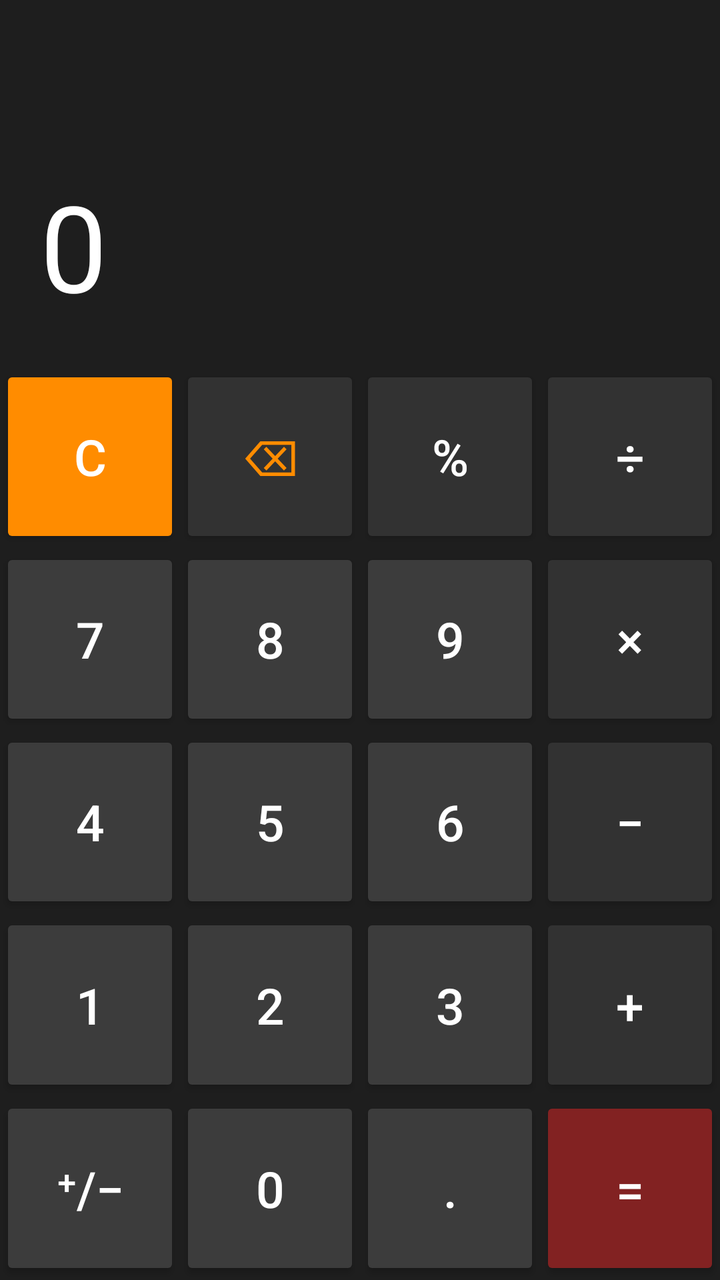
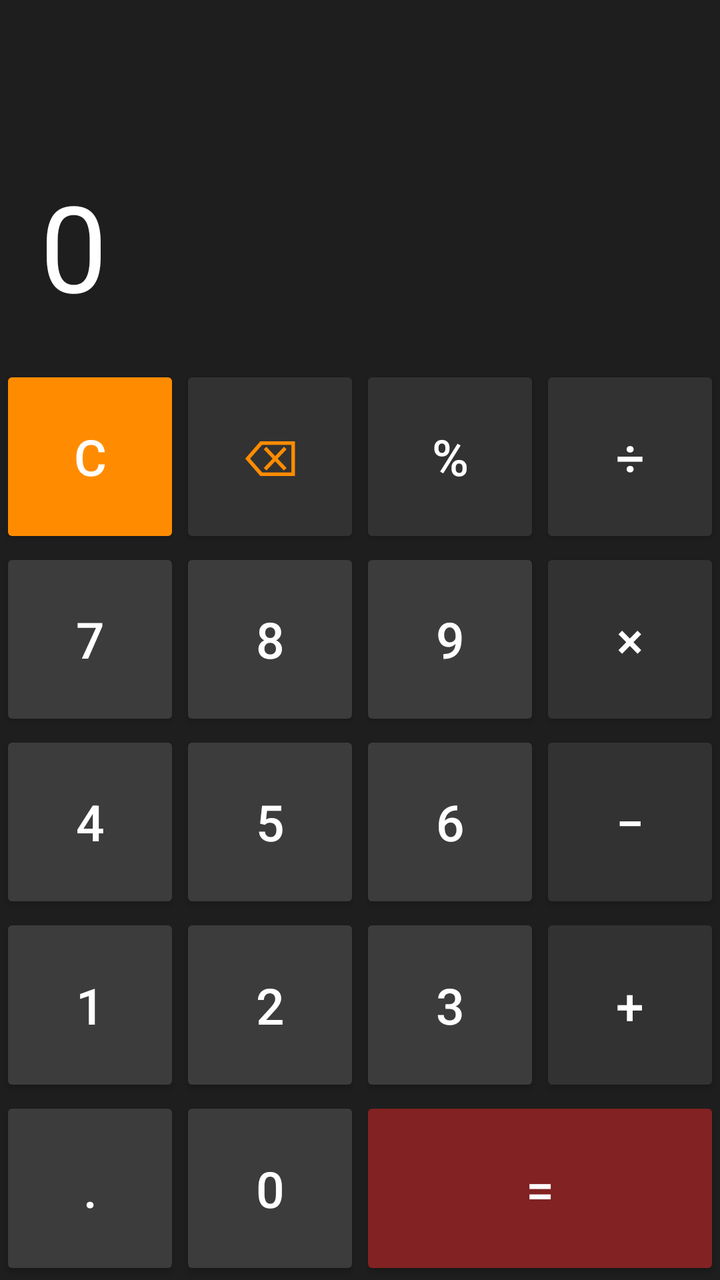

An Android layout rendered at two revisions. The XML below is the earlier revision; the diff shows what the commit changed to produce the second picture.
<!-- AndroidManifest.xml: application theme Theme.SimpleCalculatorNew -->
<!-- res/layout/activity_main.xml -->
<?xml version="1.0" encoding="utf-8"?>
<LinearLayout
    xmlns:android="http://schemas.android.com/apk/res/android"
    xmlns:app="http://schemas.android.com/apk/res-auto"
    xmlns:tools="http://schemas.android.com/tools"
    android:layout_width="match_parent"
    android:layout_height="match_parent"
    android:orientation="vertical"
    android:background="@color/darkGrey"
    tools:context=".MainActivity">

    <androidx.constraintlayout.widget.ConstraintLayout
        android:layout_width="match_parent"
        android:layout_height="0dp"
        android:layout_weight="2"
        android:padding="20dp">

        <TextView
            android:id="@+id/workings"
            android:layout_width="match_parent"
            android:layout_height="wrap_content"
            android:lines="2"
            android:maxLines="2"
            android:textAlignment="textEnd"
            android:textColor="@color/white"
            android:letterSpacing="0.075"
            android:textSize="30sp"
            android:text=""
            app:layout_constraintBottom_toTopOf="@id/results"
            app:layout_constraintLeft_toLeftOf="parent"
            app:layout_constraintRight_toRightOf="parent"
            app:layout_constraintTop_toTopOf="parent"/>

        <TextView
            android:id="@+id/results"
            android:layout_width="match_parent"
            android:layout_height="wrap_content"
            android:lines="1"
            android:maxLines="1"
            android:textAlignment="textEnd"
            android:textColor="@color/white"
            android:textSize="60sp"
            android:text="0"
            app:layout_constraintBottom_toBottomOf="parent"
            app:layout_constraintLeft_toLeftOf="parent"
            app:layout_constraintRight_toRightOf="parent"/>

    </androidx.constraintlayout.widget.ConstraintLayout>

    <LinearLayout
        style="@style/buttonRow">

        <Button
            style="@style/buttonOperator"
            android:backgroundTint="@color/secondaryAccent"
            android:text="C"
            android:onClick="clearAction"/>

        <Button
            style="@style/buttonOperator"
            android:textColor="@color/secondaryAccent"
            android:text="⌫"
            android:onClick="deleteAction"/>

        <Button
            style="@style/buttonOperator"
            android:text="%"/>

        <Button
            style="@style/buttonOperator"
            android:text="÷"/>

    </LinearLayout>

    <LinearLayout
        style="@style/buttonRow">

        <Button
            style="@style/buttonNumber"
            android:text="7"/>

        <Button
            style="@style/buttonNumber"
            android:text="8"/>

        <Button
            style="@style/buttonNumber"
            android:text="9"/>

        <Button
            style="@style/buttonOperator"
            android:text="×"/>

    </LinearLayout>

    <LinearLayout
        style="@style/buttonRow">

        <Button
            style="@style/buttonNumber"
            android:text="4"/>

        <Button
            style="@style/buttonNumber"
            android:text="5"/>

        <Button
            style="@style/buttonNumber"
            android:text="6"/>

        <Button
            style="@style/buttonOperator"
            android:text="−"/>

    </LinearLayout>

    <LinearLayout
        style="@style/buttonRow">

        <Button
            style="@style/buttonNumber"
            android:text="1"/>

        <Button
            style="@style/buttonNumber"
            android:text="2"/>

        <Button
            style="@style/buttonNumber"
            android:text="3"/>

        <Button
            style="@style/buttonOperator"
            android:text="+"/>

    </LinearLayout>

    <LinearLayout
        style="@style/buttonRow">

        <Button
            style="@style/buttonNumber"
            android:text="⁺/−"
            android:onClick="plusMinusAction"/>

        <Button
            style="@style/buttonNumber"
            android:text="0"/>

        <Button
            style="@style/buttonNumber"
            android:text="."/>

        <Button
            style="@style/buttonOperator"
            android:backgroundTint="@color/primaryAccent"
            android:text="="
            android:onClick="equalsAction"/>

    </LinearLayout>

</LinearLayout>
<!-- resources referenced by this layout -->
<resources>
  <color name="darkGrey">#1e1e1e</color>
  <color name="primaryAccent">#822222</color>
  <color name="secondaryAccent">#FF8C00</color>
  <color name="white">#FFFFFFFF</color>
  <style name="buttonNumber">
          <item name="android:layout_width">0dp</item>
          <item name="android:layout_height">match_parent</item>
          <item name="android:layout_weight">1</item>
          <item name="android:insetLeft">2dp</item>
          <item name="android:insetTop">2dp</item>
          <item name="android:insetRight">2dp</item>
          <item name="android:insetBottom">2dp</item>
          <item name="android:backgroundTint">@color/lightGrey</item>
          <item name="android:textColor">@color/white</item>
          <item name="android:textSize">@dimen/btnTextSize</item>
          <item name="android:onClick">numberAction</item>
      </style>
  <style name="buttonOperator">
          <item name="android:layout_width">0dp</item>
          <item name="android:layout_height">match_parent</item>
          <item name="android:layout_weight">1</item>
          <item name="android:insetLeft">2dp</item>
          <item name="android:insetTop">2dp</item>
          <item name="android:insetRight">2dp</item>
          <item name="android:insetBottom">2dp</item>
          <item name="android:backgroundTint">@color/grey</item>
          <item name="android:textColor">@color/white</item>
          <item name="android:textSize">@dimen/btnTextSize</item>
          <item name="android:onClick">operationAction</item>
      </style>
  <style name="buttonRow">
          <item name="android:layout_width">match_parent</item>
          <item name="android:layout_height">0dp</item>
          <item name="android:layout_weight">1</item>
      </style>
  <style name="Theme.SimpleCalculatorNew" parent="Theme.MaterialComponents.DayNight.DarkActionBar">
          
          <item name="colorPrimary">@color/grey</item>
          <item name="colorPrimaryVariant">@color/darkGrey</item>
          <item name="colorOnPrimary">@color/white</item>
  
          
          <item name="android:statusBarColor" tools:targetApi="l">?attr/colorPrimaryVariant</item>
          
      </style>
  <color name="lightGrey">#3c3c3c</color>
  <dimen name="btnTextSize">25sp</dimen>
  <color name="grey">#323232</color>
</resources>

<!-- the commit's change to res/layout/activity_main.xml (unified diff, before → after) -->
@@ -138,21 +138,19 @@
     <LinearLayout
         style="@style/buttonRow">
 
+        
+
         <Button
             style="@style/buttonNumber"
-            android:text="⁺/−"
-            android:onClick="plusMinusAction"/>
+            android:text="."/>
 
         <Button
             style="@style/buttonNumber"
             android:text="0"/>
 
         <Button
-            style="@style/buttonNumber"
-            android:text="."/>
-
-        <Button
             style="@style/buttonOperator"
+            android:layout_weight="2"
             android:backgroundTint="@color/primaryAccent"
             android:text="="
             android:onClick="equalsAction"/>
